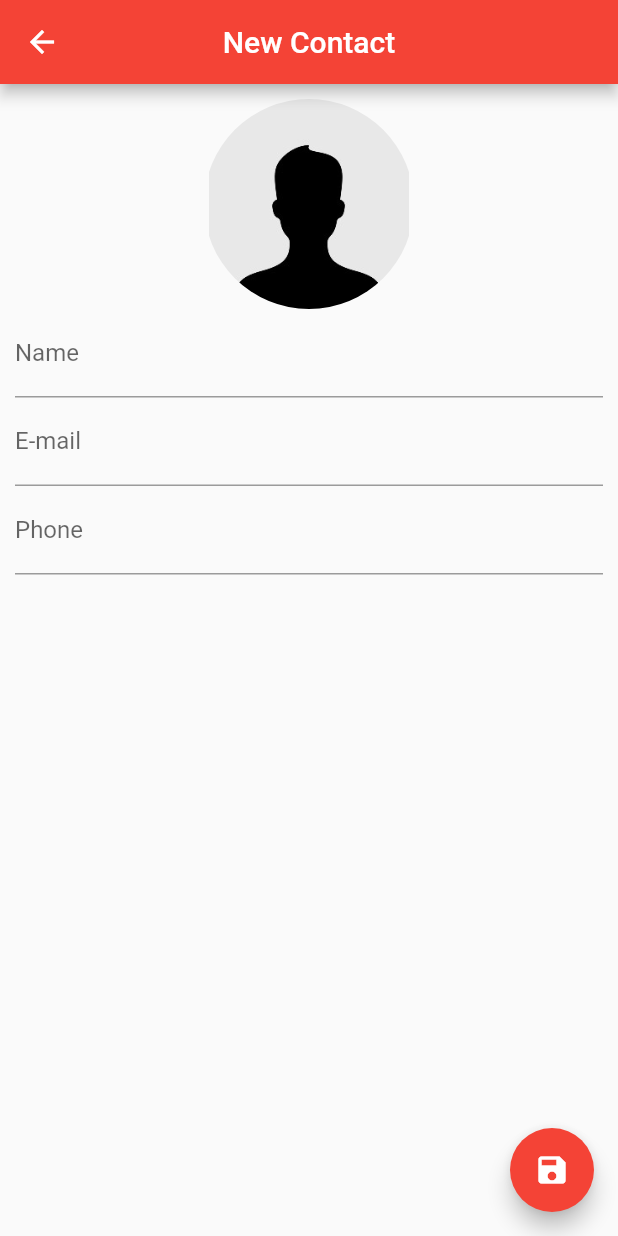
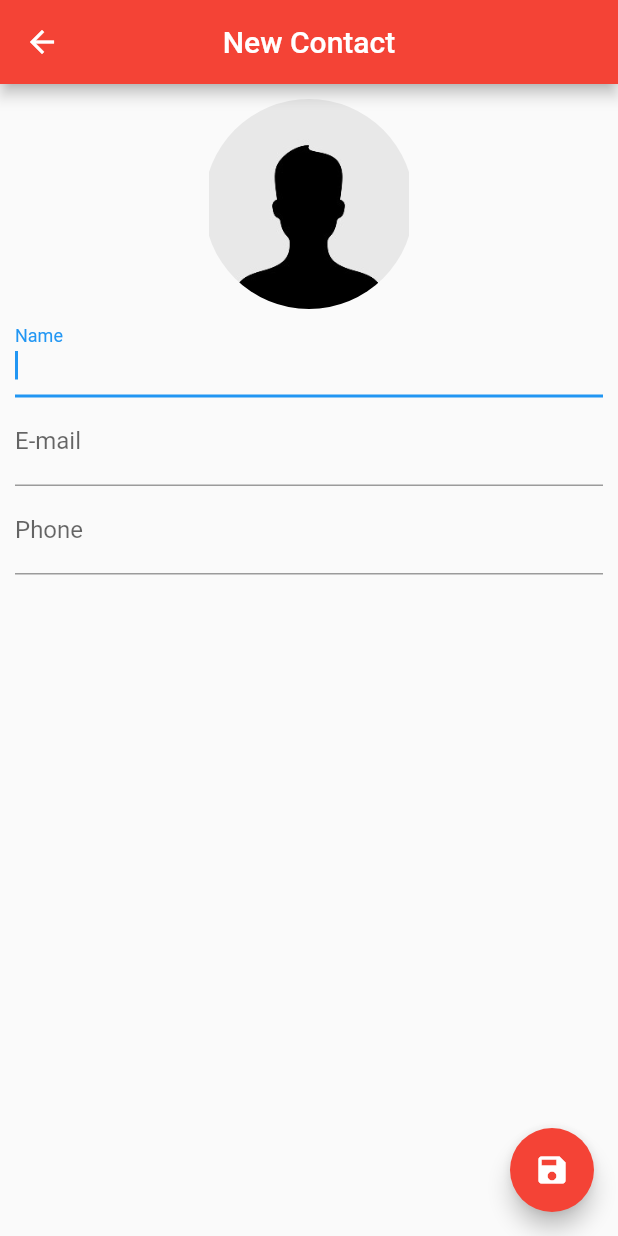
Before and after one commit to caiosw/phonebook, a Flutter app: the ContactPage screen opened directly, after a tap on the "save" icon, on a phone screen of 412 x 824 dp. Run offline on Flutter 3.47's test engine with Material 2 defaults, Android fonts, the phone set to English and light mode, and no system bars; our stand-ins replace sqflite; accounts and stored records are empty.

```diff
--- a/lib/ui/contact_page.dart
+++ b/lib/ui/contact_page.dart
@@ -18,6 +18,8 @@ class _ContactPageState extends State<ContactPage> {
   final _nameController = TextEditingController();
   final _emailController = TextEditingController();
   final _phoneController = TextEditingController();
+
+  final _nameFocus = FocusNode();
 
   bool _userEdited = false;
   Contact _editedContact;
@@ -46,7 +48,14 @@ class _ContactPageState extends State<ContactPage> {
         centerTitle: true,
       ),
       floatingActionButton: FloatingActionButton(
-        onPressed: () {},
+        onPressed: () {
+          if (_editedContact.name != null && _editedContact.name.isNotEmpty) {
+            Navigator.pop(context, _editedContact);
+          } else {
+            FocusScope.of(context).requestFocus(_nameFocus);
+
+          }
+        },
         child: Icon(Icons.save),
         backgroundColor: Colors.red,
       ),
@@ -69,6 +78,7 @@ class _ContactPageState extends State<ContactPage> {
               ),
             ),
             TextField(
+              focusNode: _nameFocus,
               controller: _nameController,
               decoration: InputDecoration(labelText: "Name"),
               onChanged: (text) {
--- a/lib/ui/home_page.dart
+++ b/lib/ui/home_page.dart
@@ -63,7 +63,7 @@ class _HomePageState extends State<HomePage> {
                   image: DecorationImage(
                     image: contacts[index].img != null ?
                     FileImage(File(contacts[index].img)) :
-                    AssetImage("/images/person.jpg")
+                    AssetImage("images/person.jpg")
                   )
                 )
               ),
```
